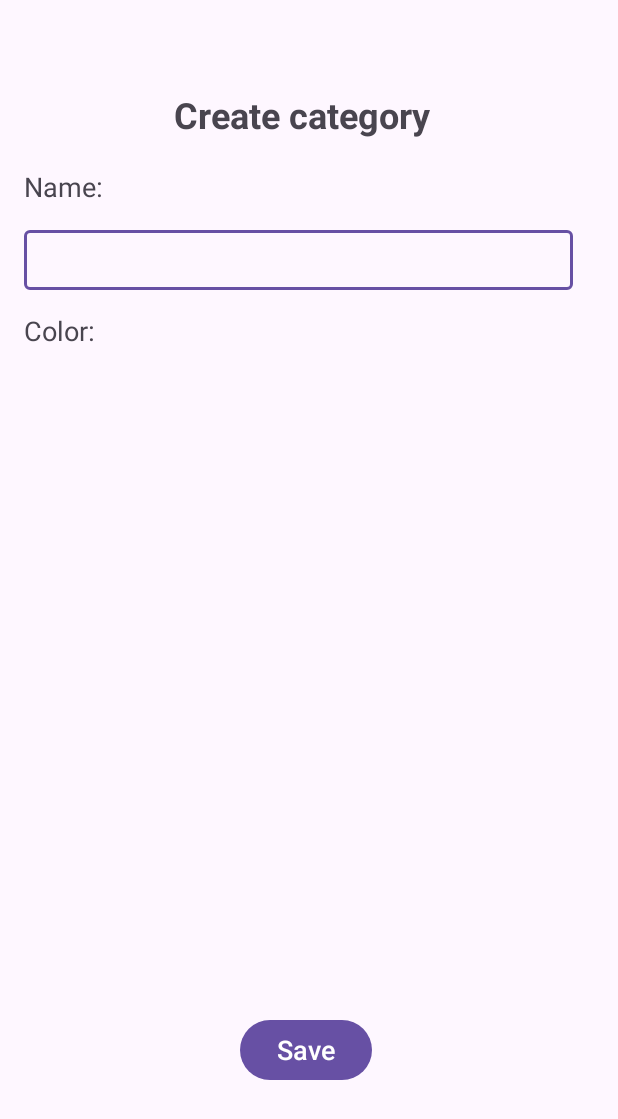
After one commit to Srxx42/e2-ma-tim27-2025, an Android app: the layout activity_category_create.xml on its own in the app's theme, with its tools: preview values and no code run, on a phone screen of 412 x 824 dp. The commit adds this screen. Shown: the top 1119 px of the screen. Run offline under Robolectric (Android 15) with nearby library versions, the phone set to English and light mode, and no system bars.

Commit message:
Add Category layout created

```diff
--- a/e2-ma-tim27-2025/app/src/main/java/com/example/e2taskly/data/remote/UserRemoteDataSource.java
+++ b/e2-ma-tim27-2025/app/src/main/java/com/example/e2taskly/data/remote/UserRemoteDataSource.java
@@ -1,7 +1,6 @@
 package com.example.e2taskly.data.remote;
 
 import com.example.e2taskly.model.User;
-import com.google.android.gms.tasks.OnCompleteListener;
 import com.google.android.gms.tasks.Task;
 import com.google.android.gms.tasks.Tasks;
 import com.google.firebase.auth.AuthCredential;
@@ -11,9 +10,6 @@ import com.google.firebase.auth.FirebaseAuth;
 import com.google.firebase.auth.FirebaseUser;
 import com.google.firebase.firestore.FirebaseFirestore;
 import com.google.firebase.firestore.QuerySnapshot;
-
-import java.util.HashMap;
-import java.util.Map;
 
 public class UserRemoteDataSource {
     private FirebaseAuth mAuth;
--- a/e2-ma-tim27-2025/app/src/main/java/com/example/e2taskly/data/repository/UserRepository.java
+++ b/e2-ma-tim27-2025/app/src/main/java/com/example/e2taskly/data/repository/UserRepository.java
@@ -5,7 +5,6 @@ import android.content.Context;
 import com.example.e2taskly.data.database.UserLocalDataSource;
 import com.example.e2taskly.data.remote.UserRemoteDataSource;
 import com.example.e2taskly.model.User;
-import com.google.android.gms.tasks.OnCompleteListener;
 import com.google.android.gms.tasks.Task;
 import com.google.android.gms.tasks.Tasks;
 import com.google.firebase.auth.AuthResult;
--- a/e2-ma-tim27-2025/app/src/main/java/com/example/e2taskly/Model/Task.java
+++ b/e2-ma-tim27-2025/app/src/main/java/com/example/e2taskly/model/Task.java
@@ -1,11 +1,9 @@
-package com.example.e2taskly.Model;
+package com.example.e2taskly.model;
 
-import com.example.e2taskly.Model.enums.Difficulty;
-import com.example.e2taskly.Model.enums.Importance;
-import com.example.e2taskly.Model.enums.TaskStatus;
-import com.example.e2taskly.Model.enums.TaskType;
-
-import java.time.LocalDateTime;
+import com.example.e2taskly.model.enums.Difficulty;
+import com.example.e2taskly.model.enums.Importance;
+import com.example.e2taskly.model.enums.TaskStatus;
+import com.example.e2taskly.model.enums.TaskType;
 
 public abstract class Task {
 
@@ -37,9 +35,9 @@ public abstract class Task {
         this.status = status;
         this.importance = importance;
         this.difficulty = difficulty;
-        this.valueXP = valueXP;
         this.deleted = deleted;
     }
+
 
     public int getId() {
         return Id;
--- a/e2-ma-tim27-2025/app/src/main/java/com/example/e2taskly/Model/TaskCategory.java
+++ b/e2-ma-tim27-2025/app/src/main/java/com/example/e2taskly/model/TaskCategory.java
@@ -1,4 +1,4 @@
-package com.example.e2taskly.Model;
+package com.example.e2taskly.model;
 
 public class TaskCategory {
      int id;
--- a/e2-ma-tim27-2025/app/src/main/java/com/example/e2taskly/Model/enums/Difficulty.java
+++ b/e2-ma-tim27-2025/app/src/main/java/com/example/e2taskly/model/enums/Difficulty.java
@@ -1,4 +1,4 @@
-package com.example.e2taskly.Model.enums;
+package com.example.e2taskly.model.enums;
 
 public enum Difficulty {
     EASY,
--- a/e2-ma-tim27-2025/app/src/main/java/com/example/e2taskly/Model/enums/Importance.java
+++ b/e2-ma-tim27-2025/app/src/main/java/com/example/e2taskly/model/enums/Importance.java
@@ -1,4 +1,4 @@
-package com.example.e2taskly.Model.enums;
+package com.example.e2taskly.model.enums;
 
 public enum Importance {
     NORMAL,
--- a/e2-ma-tim27-2025/app/src/main/java/com/example/e2taskly/Model/enums/RepeatingType.java
+++ b/e2-ma-tim27-2025/app/src/main/java/com/example/e2taskly/model/enums/RepeatingType.java
@@ -1,4 +1,4 @@
-package com.example.e2taskly.Model.enums;
+package com.example.e2taskly.model.enums;
 
 public enum RepeatingType {
     DAILY,
--- a/e2-ma-tim27-2025/app/src/main/java/com/example/e2taskly/Model/enums/TaskStatus.java
+++ b/e2-ma-tim27-2025/app/src/main/java/com/example/e2taskly/model/enums/TaskStatus.java
@@ -1,4 +1,4 @@
-package com.example.e2taskly.Model.enums;
+package com.example.e2taskly.model.enums;
 
 public enum TaskStatus {
     ACTIVE,
--- a/e2-ma-tim27-2025/app/src/main/java/com/example/e2taskly/Model/enums/TaskType.java
+++ b/e2-ma-tim27-2025/app/src/main/java/com/example/e2taskly/model/enums/TaskType.java
@@ -1,4 +1,4 @@
-package com.example.e2taskly.Model.enums;
+package com.example.e2taskly.model.enums;
 
 public enum TaskType {
     REPEATING,
--- a/e2-ma-tim27-2025/app/src/main/java/com/example/e2taskly/service/UserService.java
+++ b/e2-ma-tim27-2025/app/src/main/java/com/example/e2taskly/service/UserService.java
@@ -11,7 +11,6 @@ import com.google.android.gms.tasks.OnCompleteListener;
 import com.google.android.gms.tasks.Task;
 import com.google.android.gms.tasks.Tasks;
 import com.google.firebase.auth.AuthResult;
-import com.google.firebase.auth.FirebaseAuth;
 import com.google.firebase.auth.FirebaseAuthUserCollisionException;
 import com.google.firebase.auth.FirebaseUser;
 
--- /dev/null
+++ b/e2-ma-tim27-2025/app/src/main/res/drawable/colored_circles.xml
@@ -0,0 +1,6 @@
+<?xml version="1.0" encoding="utf-8"?>
+<shape xmlns:android="http://schemas.android.com/apk/res/android" android:shape="oval">
+    <size android:width="40dp" android:height="40dp"/>
+    <solid android:color ="#FF0000"/>
+    <stroke android:width="2dp" android:color="@android:color/transparent"/>
+</shape>
--- /dev/null
+++ b/e2-ma-tim27-2025/app/src/main/res/layout/activity_category_create.xml
@@ -0,0 +1,87 @@
+<?xml version="1.0" encoding="utf-8"?>
+<androidx.constraintlayout.widget.ConstraintLayout xmlns:android="http://schemas.android.com/apk/res/android"
+    xmlns:tools="http://schemas.android.com/tools"
+    android:layout_width="match_parent"
+    android:layout_height="match_parent"
+    xmlns:app="http://schemas.android.com/apk/res-auto">
+
+    <TextView
+        android:id="@+id/category_creation"
+        android:layout_width="wrap_content"
+        android:layout_height="wrap_content"
+        android:layout_marginStart="116dp"
+        android:layout_marginTop="60dp"
+        android:text="@string/category_title"
+        android:textSize="24sp"
+        android:textStyle="bold"
+        app:layout_constraintStart_toStartOf="parent"
+        app:layout_constraintTop_toTopOf="parent" />
+
+    <Button
+        android:id="@+id/button"
+        android:layout_width="wrap_content"
+        android:layout_height="wrap_content"
+        android:layout_marginStart="160dp"
+        android:layout_marginBottom="100dp"
+        android:text="@string/save_button"
+        android:textSize="18sp"
+        app:layout_constraintBottom_toBottomOf="parent"
+        app:layout_constraintStart_toStartOf="parent" />
+
+    <TextView
+        android:id="@+id/category_name"
+        android:layout_width="wrap_content"
+        android:layout_height="wrap_content"
+        android:layout_marginStart="16dp"
+        android:layout_marginTop="112dp"
+        android:text="@string/category_name"
+        android:textSize="18sp"
+        app:layout_constraintStart_toStartOf="parent"
+        app:layout_constraintTop_toTopOf="parent" />
+
+
+    <com.google.android.material.textfield.TextInputLayout
+        android:id="@+id/textInputCategoryName"
+        style="@style/Widget.MaterialComponents.TextInputLayout.OutlinedBox"
+        android:layout_width="368dp"
+        android:layout_height="46dp"
+        android:layout_marginStart="16dp"
+        android:layout_marginTop="148dp"
+        app:layout_constraintStart_toStartOf="parent"
+        app:layout_constraintTop_toTopOf="parent">
+
+
+        <com.google.android.material.textfield.TextInputEditText
+            android:id="@+id/editCategoryName"
+            android:layout_width="366dp"
+            android:layout_height="40dp"
+            app:layout_constraintStart_toStartOf="parent"
+            app:layout_constraintTop_toTopOf="parent" />
+
+        <!--   android:inputType="textEmailAddress"  -->
+    </com.google.android.material.textfield.TextInputLayout>
+
+    <TextView
+        android:id="@+id/category_color"
+        android:layout_width="wrap_content"
+        android:layout_height="wrap_content"
+        android:layout_marginStart="16dp"
+        android:layout_marginTop="208dp"
+        android:text="@string/category_color"
+        android:textSize="18sp"
+        app:layout_constraintStart_toStartOf="parent"
+        app:layout_constraintTop_toTopOf="parent" />
+
+    <GridLayout
+        android:id="@+id/colorGrid"
+        android:layout_width="match_parent"
+        android:layout_height="wrap_content"
+        android:layout_marginStart="4dp"
+        android:layout_marginTop="252dp"
+        android:columnCount="4"
+        android:gravity="center"
+        app:layout_constraintStart_toStartOf="parent"
+        app:layout_constraintTop_toTopOf="parent" />
+
+
+</androidx.constraintlayout.widget.ConstraintLayout>
--- a/e2-ma-tim27-2025/app/src/main/res/layout/activity_registration.xml
+++ b/e2-ma-tim27-2025/app/src/main/res/layout/activity_registration.xml
@@ -42,6 +42,7 @@
         </com.google.android.material.textfield.TextInputLayout>
 
         <!-- Username Input -->
+
         <com.google.android.material.textfield.TextInputLayout
             android:id="@+id/textInputLayoutUsername"
             style="@style/Widget.MaterialComponents.TextInputLayout.OutlinedBox"
@@ -55,9 +56,11 @@
                 android:layout_width="match_parent"
                 android:layout_height="wrap_content"
                 android:inputType="textPersonName" />
+
         </com.google.android.material.textfield.TextInputLayout>
 
         <!-- Password Input -->
+
         <com.google.android.material.textfield.TextInputLayout
             android:id="@+id/textInputLayoutPassword"
             style="@style/Widget.MaterialComponents.TextInputLayout.OutlinedBox"
@@ -190,4 +193,5 @@
             android:focusable="true"/>
 
     </LinearLayout>
+
 </androidx.constraintlayout.widget.ConstraintLayout>
--- a/e2-ma-tim27-2025/app/src/main/res/values/strings.xml
+++ b/e2-ma-tim27-2025/app/src/main/res/values/strings.xml
@@ -16,4 +16,9 @@
 
     <string name="main_welcome_message">Welcome!</string>
     <string name="main_logout_button">Logout</string>
+
+    <string name="category_title">Create category</string>
+    <string name="category_name">Name:</string>
+    <string name="category_color">Color:</string>
+    <string name="save_button">Save</string>
 </resources>
```
Also changed, not shown: e2-ma-tim27-2025/app/src/main/java/com/example/e2taskly/model/RepeatingTask.java (renamed from e2-ma-tim27-2025/app/src/main/java/com/example/e2taskly/Model/RepeatingTask.java, +6 -11 lines), e2-ma-tim27-2025/app/src/main/java/com/example/e2taskly/model/SingleTask.java (renamed from e2-ma-tim27-2025/app/src/main/java/com/example/e2taskly/Model/SingleTask.java, +5 -5 lines).
